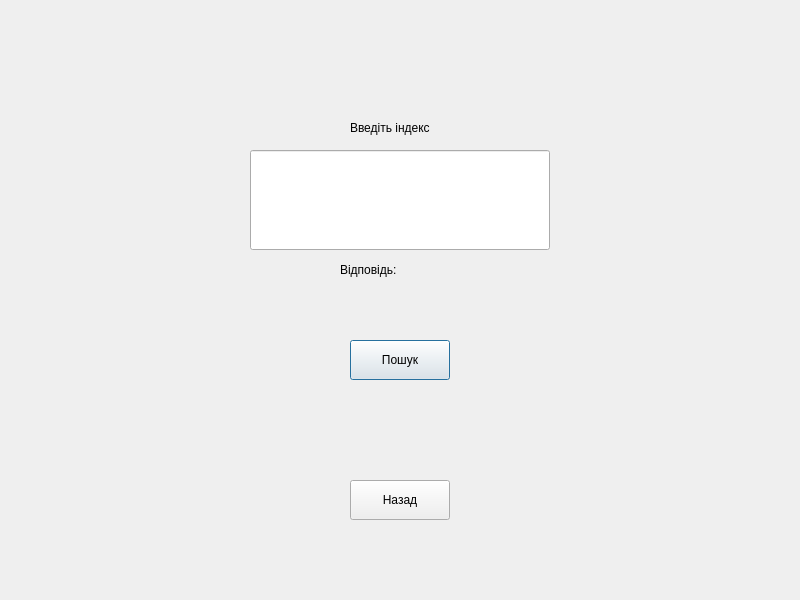
ivskachkov/ASD2_lab_3, file searchdialogwindow.ui: the form before one commit.
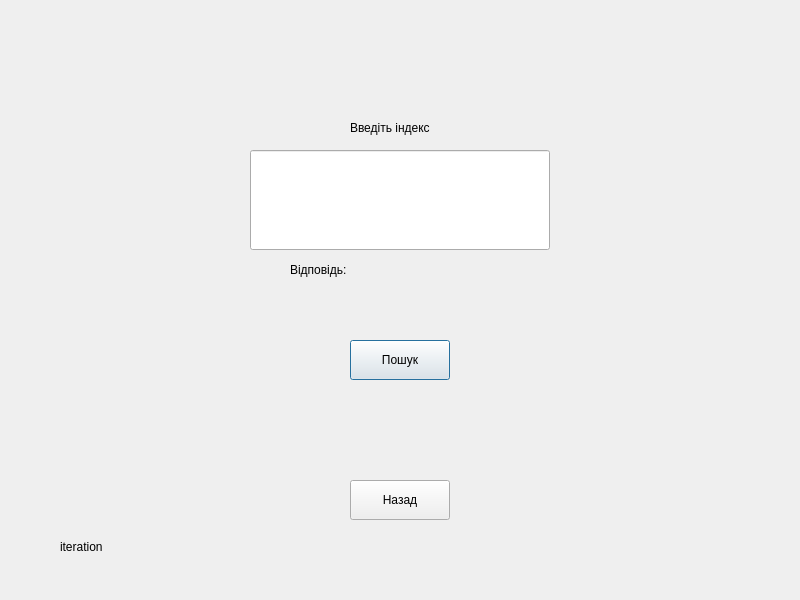
The form after the commit.

```diff
--- a/searchdialogwindow.ui
+++ b/searchdialogwindow.ui
@@ -65,9 +65,9 @@
   <widget class="QLabel" name="resultLBL">
    <property name="geometry">
     <rect>
-     <x>340</x>
+     <x>290</x>
      <y>260</y>
-     <width>171</width>
+     <width>221</width>
      <height>20</height>
     </rect>
    </property>
@@ -75,6 +75,19 @@
     <string>Вiдповiдь:</string>
    </property>
   </widget>
+  <widget class="QLabel" name="iteration">
+   <property name="geometry">
+    <rect>
+     <x>60</x>
+     <y>540</y>
+     <width>57</width>
+     <height>14</height>
+    </rect>
+   </property>
+   <property name="text">
+    <string>iteration</string>
+   </property>
+  </widget>
  </widget>
  <resources/>
  <connections/>
```
